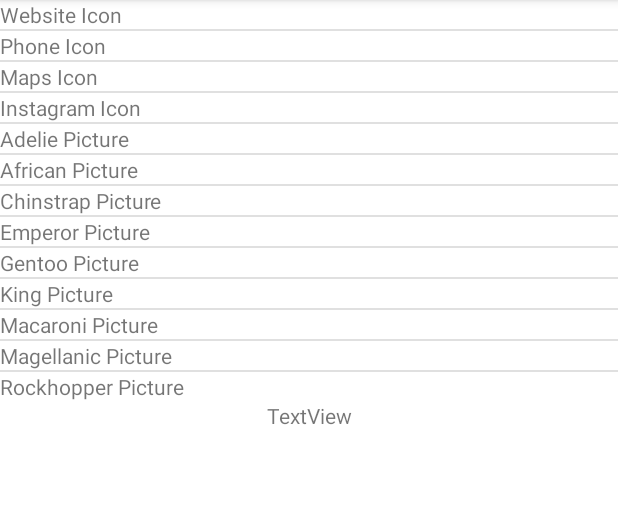
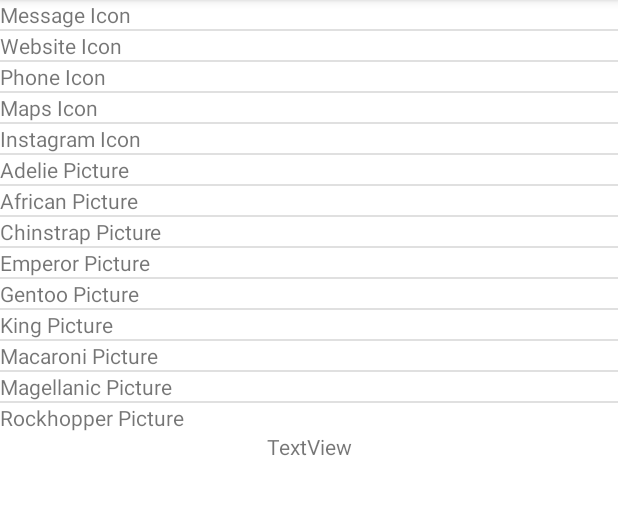
Before and after one commit to vvirtuee/PenguinDex, an Android app: the fragment DataTypeFragment shown on its own in the app's theme, on a phone screen of 412 x 824 dp, the part 84-599 px from its top. Run offline under Robolectric (Android 15) with nearby library versions, the phone set to English and light mode, and no system bars.

```diff
--- a/app/src/main/java/com/example/penguindexapp/ListView/DataTypeFragment.java
+++ b/app/src/main/java/com/example/penguindexapp/ListView/DataTypeFragment.java
@@ -73,6 +73,7 @@
         ListView listView = view.findViewById(R.id.dataTypeListView);
         ArrayList<DataType> dataTypes = new ArrayList<>();
 
+        dataTypes.add(new DataType("Message Icon", "freeiconspng.com, personal use", R.drawable.message));
         dataTypes.add(new DataType("Website Icon", "freeiconspng.com, personal use", R.drawable.website));
         dataTypes.add(new DataType("Phone Icon", "iconfinder.com, personal use", R.drawable.phone));
         dataTypes.add(new DataType("Maps Icon", "freeiconspng.com, personal use", R.drawable.maps));
```
Also changed, not shown: app/src/main/res/drawable/message.png (added).
